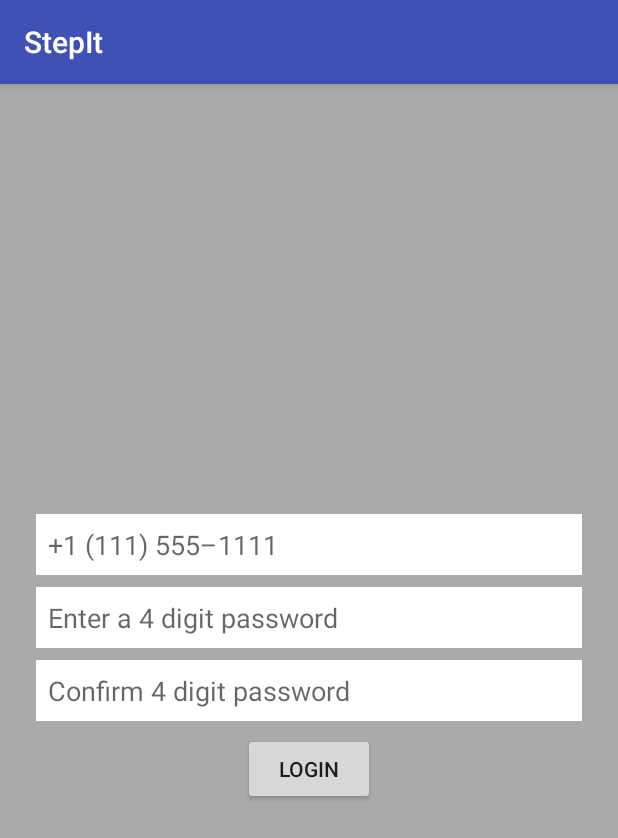
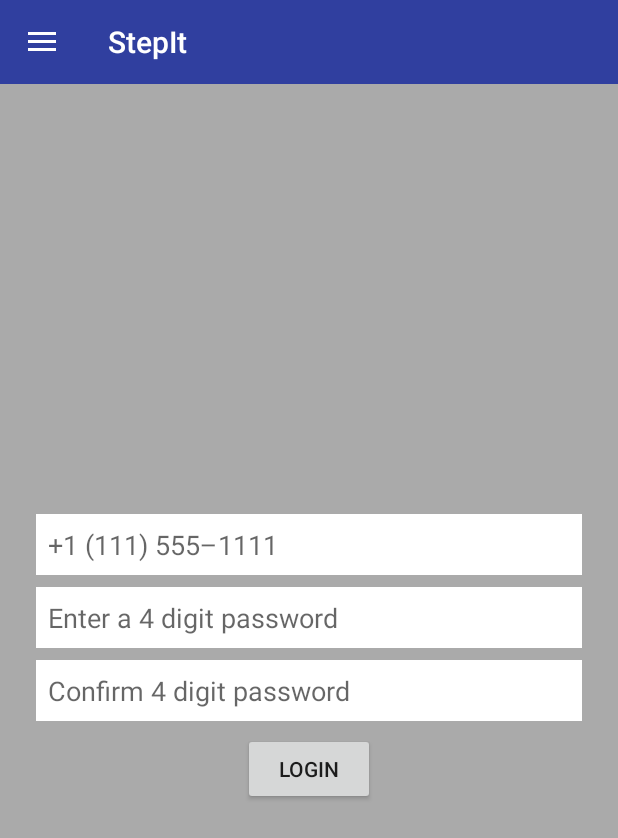
Before and after one commit to pokernaut9/StepIt, an Android app: the screen it shows after launch (MainActivity), on a phone screen of 412 x 824 dp. Shown: the top 838 px of the screen. Run offline under Robolectric (Android 15) with nearby library versions, the phone set to English and light mode, and no system bars; our stand-ins replace ButterKnife.

Commit message:
Initial menu drawer commit

```diff
--- a/app/build.gradle
+++ b/app/build.gradle
@@ -18,7 +18,7 @@ android {
 
     defaultConfig {
         applicationId "net.devcats.stepit"
-        minSdkVersion 15
+        minSdkVersion 19
         targetSdkVersion 25
         versionCode 1
         versionName "1.0"
--- a/app/src/main/java/net/devcats/stepit/MainActivity.java
+++ b/app/src/main/java/net/devcats/stepit/MainActivity.java
@@ -1,10 +1,19 @@
 package net.devcats.stepit;
 
 import android.content.Intent;
+import android.content.res.Configuration;
 import android.net.Uri;
+import android.os.PersistableBundle;
+import android.support.design.widget.NavigationView;
 import android.support.v4.app.Fragment;
+import android.support.v4.widget.DrawerLayout;
+import android.support.v7.app.ActionBar;
+import android.support.v7.app.ActionBarDrawerToggle;
 import android.support.v7.app.AppCompatActivity;
 import android.os.Bundle;
+import android.support.v7.widget.Toolbar;
+import android.view.MenuItem;
+import android.view.View;
 
 import net.devcats.stepit.Fragments.BaseFragment;
 import net.devcats.stepit.Fragments.CreateAccountFragment;
@@ -16,18 +25,28 @@ import net.devcats.stepit.Handlers.UserHandler;
 import net.devcats.stepit.Model.Device;
 import net.devcats.stepit.Utils.PreferencesUtils;
 
+import butterknife.BindView;
 import butterknife.ButterKnife;
 
 public class MainActivity extends AppCompatActivity implements BaseFragment.PushFragmentInterface, Device.DeviceListener {
 
     private DeviceHandler deviceHandler;
     private Uri data;
+    private ActionBarDrawerToggle drawerToggle;
+
+    @BindView(R.id.drawerLayout)
+    DrawerLayout drawerLayout;
+
+    @BindView(R.id.nvView)
+    NavigationView nvView;
 
     @Override
     protected void onCreate(Bundle savedInstanceState) {
         super.onCreate(savedInstanceState);
         setContentView(R.layout.activity_main);
         ButterKnife.bind(this);
+
+        initMenuDrawer();
 
         Intent intent = getIntent();
         data = intent.getData();
@@ -65,6 +84,46 @@ public class MainActivity extends AppCompatActivity implements BaseFragment.Push
         }
     }
 
+    private void initMenuDrawer() {
+        Toolbar toolbar = (Toolbar) findViewById(R.id.toolbar);
+        setSupportActionBar(toolbar);
+
+        drawerToggle = new ActionBarDrawerToggle(this, drawerLayout, toolbar, R.string.drawer_open,  R.string.drawer_close) {
+            @Override
+            public void onDrawerClosed(View drawerView) {
+                super.onDrawerClosed(drawerView);
+
+            }
+
+            @Override
+            public void onDrawerOpened(View drawerView) {
+                super.onDrawerOpened(drawerView);
+
+            }
+        };
+
+        drawerLayout.addDrawerListener(drawerToggle);
+
+        drawerToggle.syncState();
+    }
+
+    @Override
+    public void onPostCreate(Bundle savedInstanceState, PersistableBundle persistentState) {
+        super.onPostCreate(savedInstanceState, persistentState);
+        drawerToggle.syncState();
+    }
+
+    @Override
+    public void onConfigurationChanged(Configuration newConfig) {
+        super.onConfigurationChanged(newConfig);
+        drawerToggle.onConfigurationChanged(newConfig);
+    }
+
+    @Override
+    public boolean onOptionsItemSelected(MenuItem item) {
+        return drawerToggle.onOptionsItemSelected(item) || super.onOptionsItemSelected(item);
+    }
+
     @Override
     public void pushFragment(Fragment fragment) {
         getSupportFragmentManager().beginTransaction().add(R.id.fragment_container, fragment).commit();
@@ -73,7 +132,6 @@ public class MainActivity extends AppCompatActivity implements BaseFragment.Push
     @Override
     public void removeFragment(Fragment fragment) {
         getSupportFragmentManager().beginTransaction().remove(fragment).commit();
-
     }
 
     @Override
@@ -94,6 +152,14 @@ public class MainActivity extends AppCompatActivity implements BaseFragment.Push
     }
 
     @Override
+    public void setTitle(CharSequence title) {
+        ActionBar actionBar = getSupportActionBar();
+        if (actionBar != null) {
+            actionBar.setTitle(title);
+        }
+    }
+
+    @Override
     public void onDeviceRemoved() {
         deviceHandler.setDevice(null);
         finish();
--- a/app/src/main/res/layout/activity_main.xml
+++ b/app/src/main/res/layout/activity_main.xml
@@ -1,15 +1,41 @@
 <?xml version="1.0" encoding="utf-8"?>
-<RelativeLayout xmlns:android="http://schemas.android.com/apk/res/android"
+<android.support.v4.widget.DrawerLayout xmlns:android="http://schemas.android.com/apk/res/android"
     xmlns:tools="http://schemas.android.com/tools"
-    android:id="@+id/activity_main"
+    xmlns:app="http://schemas.android.com/apk/res-auto"
+    android:id="@+id/drawerLayout"
     android:layout_width="match_parent"
     android:layout_height="match_parent"
     tools:context="net.devcats.stepit.MainActivity"
     android:background="@android:color/darker_gray">
 
-    <FrameLayout xmlns:android="http://schemas.android.com/apk/res/android"
-        android:id="@+id/fragment_container"
+    <LinearLayout
+        android:orientation="vertical"
         android:layout_width="match_parent"
-        android:layout_height="match_parent" />
+        android:layout_height="match_parent">
 
-</RelativeLayout>
+        <include
+            layout="@layout/toolbar"
+            android:layout_width="match_parent"
+            android:layout_height="wrap_content" />
+
+        <FrameLayout
+            android:id="@+id/fragment_container"
+            android:layout_width="match_parent"
+            android:layout_height="match_parent"/>
+
+    </LinearLayout>
+
+    <!-- The navigation drawer -->
+    <android.support.design.widget.NavigationView
+        android:id="@+id/nvView"
+        android:layout_width="wrap_content"
+        android:layout_height="match_parent"
+        android:layout_gravity="start"
+        app:headerLayout="@layout/nav_header"
+        android:background="@android:color/white">
+
+        <!-- Navigation UI goes here -->
+
+    </android.support.design.widget.NavigationView>
+
+</android.support.v4.widget.DrawerLayout>
--- /dev/null
+++ b/app/src/main/res/layout/toolbar.xml
@@ -0,0 +1,12 @@
+<?xml version="1.0" encoding="utf-8"?>
+<android.support.v7.widget.Toolbar
+    xmlns:android="http://schemas.android.com/apk/res/android"
+    xmlns:app="http://schemas.android.com/apk/res-auto"
+    android:id="@+id/toolbar"
+    android:layout_height="wrap_content"
+    android:layout_width="match_parent"
+    android:fitsSystemWindows="true"
+    android:minHeight="?attr/actionBarSize"
+    app:theme="@style/ThemeOverlay.AppCompat.Dark.ActionBar"
+    android:background="?attr/colorPrimaryDark">
+</android.support.v7.widget.Toolbar>
--- a/app/src/main/res/values/strings.xml
+++ b/app/src/main/res/values/strings.xml
@@ -7,4 +7,7 @@
     <string name="fit_bit">FitBit</string>
     <string name="android_wearable">Android Wearable</string>
     <string name="permission_rationale">Permission Rationale</string>
+
+    <string name="drawer_open">Open</string>
+    <string name="drawer_close">Close</string>
 </resources>
--- a/app/src/main/res/values/styles.xml
+++ b/app/src/main/res/values/styles.xml
@@ -1,11 +1,12 @@
 <resources>
 
     <!-- Base application theme. -->
-    <style name="AppTheme" parent="Theme.AppCompat.Light.DarkActionBar">
+    <style name="AppTheme" parent="Theme.AppCompat.Light.NoActionBar">
         <!-- Customize your theme here. -->
         <item name="colorPrimary">@color/colorPrimary</item>
         <item name="colorPrimaryDark">@color/colorPrimaryDark</item>
         <item name="colorAccent">@color/colorAccent</item>
+        <item name="android:windowTranslucentStatus">true</item>
     </style>
 
     <style name="EditText_Phone">
```
Also changed, not shown: app/src/main/res/layout/nav_header.xml (added, +18 -0 lines).
